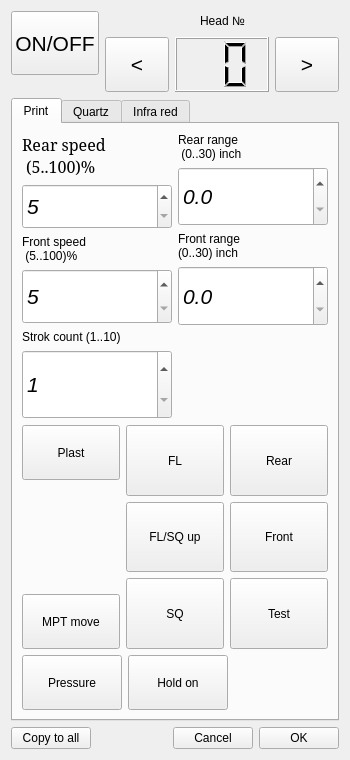
mishkoLitvin/L_Aries-progect, file headsettingdialog.ui: the form before one commit.
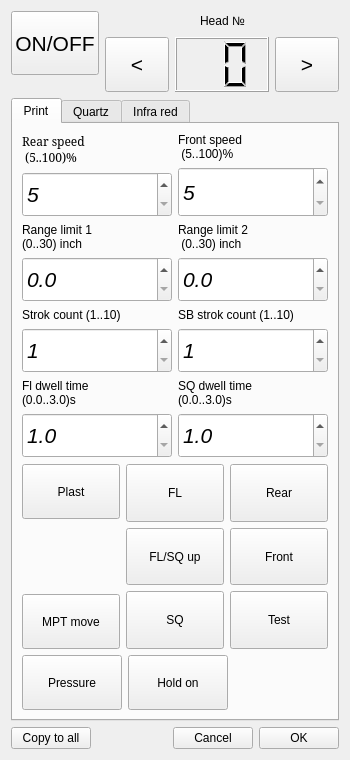
The form after the commit. Icons and pictures are not drawn.

```diff
--- a/headsettingdialog.ui
+++ b/headsettingdialog.ui
@@ -11,7 +11,7 @@
    </rect>
   </property>
   <property name="sizePolicy">
-   <sizepolicy hsizetype="Preferred" vsizetype="Preferred">
+   <sizepolicy hsizetype="Preferred" vsizetype="Expanding">
     <horstretch>0</horstretch>
     <verstretch>0</verstretch>
    </sizepolicy>
@@ -24,8 +24,8 @@
   </property>
   <property name="maximumSize">
    <size>
-    <width>350</width>
-    <height>760</height>
+    <width>400</width>
+    <height>842</height>
    </size>
   </property>
   <property name="windowTitle">
@@ -205,11 +205,11 @@
       <attribute name="title">
        <string>Print</string>
       </attribute>
-      <layout class="QVBoxLayout" name="verticalLayout_25">
+      <layout class="QVBoxLayout" name="verticalLayout_27">
        <item>
-        <layout class="QHBoxLayout" name="horizontalLayout">
+        <layout class="QVBoxLayout" name="verticalLayout_26">
          <item>
-          <layout class="QVBoxLayout" name="verticalLayout_7">
+          <layout class="QHBoxLayout" name="horizontalLayout">
            <item>
             <layout class="QVBoxLayout" name="verticalLayout_2" stretch="1,10">
              <item>
@@ -217,7 +217,7 @@
                <property name="font">
                 <font>
                  <family>Serif</family>
-                 <pointsize>12</pointsize>
+                 <pointsize>9</pointsize>
                 </font>
                </property>
                <property name="text">
@@ -260,9 +260,15 @@
             </layout>
            </item>
            <item>
-            <layout class="QVBoxLayout" name="verticalLayout_3" stretch="1,10">
+            <layout class="QVBoxLayout" name="verticalLayout_3">
              <item>
-              <widget class="QLabel" name="label_2">
+              <widget class="QLabel" name="labelSP2">
+               <property name="sizePolicy">
+                <sizepolicy hsizetype="Preferred" vsizetype="Fixed">
+                 <horstretch>0</horstretch>
+                 <verstretch>0</verstretch>
+                </sizepolicy>
+               </property>
                <property name="text">
                 <string>Front speed
  (5..100)%</string>
@@ -302,98 +308,16 @@
              </item>
             </layout>
            </item>
-           <item>
-            <layout class="QVBoxLayout" name="verticalLayout_4" stretch="1,10">
-             <item>
-              <widget class="QLabel" name="label_3">
-               <property name="text">
-                <string>Strok count (1..10)</string>
-               </property>
-              </widget>
-             </item>
-             <item>
-              <widget class="QDoubleSpinBox" name="spinBoxStrokCount">
-               <property name="sizePolicy">
-                <sizepolicy hsizetype="Minimum" vsizetype="Minimum">
-                 <horstretch>0</horstretch>
-                 <verstretch>0</verstretch>
-                </sizepolicy>
-               </property>
-               <property name="minimumSize">
-                <size>
-                 <width>0</width>
-                 <height>45</height>
-                </size>
-               </property>
-               <property name="font">
-                <font>
-                 <pointsize>16</pointsize>
-                 <italic>true</italic>
-                </font>
-               </property>
-               <property name="decimals">
-                <number>0</number>
-               </property>
-               <property name="minimum">
-                <double>1.000000000000000</double>
-               </property>
-               <property name="maximum">
-                <double>10.000000000000000</double>
-               </property>
-              </widget>
-             </item>
-            </layout>
-           </item>
           </layout>
          </item>
          <item>
-          <layout class="QVBoxLayout" name="verticalLayout_8">
-           <item>
-            <layout class="QVBoxLayout" name="verticalLayout_5" stretch="1,10">
-             <item>
-              <widget class="QLabel" name="label_5">
-               <property name="text">
-                <string>Rear range
- (0..30) inch</string>
-               </property>
-              </widget>
-             </item>
-             <item>
-              <widget class="QDoubleSpinBox" name="dSpinBoxRearRange">
-               <property name="sizePolicy">
-                <sizepolicy hsizetype="Minimum" vsizetype="Minimum">
-                 <horstretch>0</horstretch>
-                 <verstretch>0</verstretch>
-                </sizepolicy>
-               </property>
-               <property name="minimumSize">
-                <size>
-                 <width>0</width>
-                 <height>45</height>
-                </size>
-               </property>
-               <property name="font">
-                <font>
-                 <pointsize>16</pointsize>
-                 <italic>true</italic>
-                </font>
-               </property>
-               <property name="decimals">
-                <number>1</number>
-               </property>
-               <property name="maximum">
-                <double>30.000000000000000</double>
-               </property>
-              </widget>
-             </item>
-            </layout>
-           </item>
+          <layout class="QHBoxLayout" name="horizontalLayout_10">
            <item>
             <layout class="QVBoxLayout" name="verticalLayout_6" stretch="1,10">
              <item>
               <widget class="QLabel" name="label_6">
                <property name="text">
-                <string>Front range 
+                <string>Range limit 1 
 (0..30) inch</string>
                </property>
               </widget>
@@ -429,17 +353,246 @@
             </layout>
            </item>
            <item>
-            <spacer name="verticalSpacer">
-             <property name="orientation">
-              <enum>Qt::Vertical</enum>
-             </property>
-             <property name="sizeHint" stdset="0">
-              <size>
-               <width>20</width>
-               <height>40</height>
-              </size>
-             </property>
-            </spacer>
+            <layout class="QVBoxLayout" name="verticalLayout_5" stretch="1,10">
+             <item>
+              <widget class="QLabel" name="labelRL2">
+               <property name="sizePolicy">
+                <sizepolicy hsizetype="Preferred" vsizetype="Fixed">
+                 <horstretch>0</horstretch>
+                 <verstretch>0</verstretch>
+                </sizepolicy>
+               </property>
+               <property name="text">
+                <string>Range limit 2
+ (0..30) inch</string>
+               </property>
+              </widget>
+             </item>
+             <item>
+              <widget class="QDoubleSpinBox" name="dSpinBoxRearRange">
+               <property name="sizePolicy">
+                <sizepolicy hsizetype="Minimum" vsizetype="Minimum">
+                 <horstretch>0</horstretch>
+                 <verstretch>0</verstretch>
+                </sizepolicy>
+               </property>
+               <property name="minimumSize">
+                <size>
+                 <width>0</width>
+                 <height>45</height>
+                </size>
+               </property>
+               <property name="font">
+                <font>
+                 <pointsize>16</pointsize>
+                 <italic>true</italic>
+                </font>
+               </property>
+               <property name="decimals">
+                <number>1</number>
+               </property>
+               <property name="maximum">
+                <double>30.000000000000000</double>
+               </property>
+              </widget>
+             </item>
+            </layout>
+           </item>
+          </layout>
+         </item>
+         <item>
+          <layout class="QHBoxLayout" name="horizontalLayout_11">
+           <item>
+            <layout class="QVBoxLayout" name="verticalLayout_4" stretch="1,10">
+             <item>
+              <widget class="QLabel" name="labelSC1">
+               <property name="text">
+                <string>Strok count (1..10)</string>
+               </property>
+              </widget>
+             </item>
+             <item>
+              <widget class="QDoubleSpinBox" name="spinBoxStrokCount">
+               <property name="sizePolicy">
+                <sizepolicy hsizetype="Minimum" vsizetype="Minimum">
+                 <horstretch>0</horstretch>
+                 <verstretch>0</verstretch>
+                </sizepolicy>
+               </property>
+               <property name="minimumSize">
+                <size>
+                 <width>0</width>
+                 <height>45</height>
+                </size>
+               </property>
+               <property name="font">
+                <font>
+                 <pointsize>16</pointsize>
+                 <italic>true</italic>
+                </font>
+               </property>
+               <property name="decimals">
+                <number>0</number>
+               </property>
+               <property name="minimum">
+                <double>1.000000000000000</double>
+               </property>
+               <property name="maximum">
+                <double>10.000000000000000</double>
+               </property>
+              </widget>
+             </item>
+            </layout>
+           </item>
+           <item>
+            <layout class="QVBoxLayout" name="verticalLayout_7" stretch="1,10">
+             <item>
+              <widget class="QLabel" name="labelSC2">
+               <property name="sizePolicy">
+                <sizepolicy hsizetype="Preferred" vsizetype="Fixed">
+                 <horstretch>0</horstretch>
+                 <verstretch>0</verstretch>
+                </sizepolicy>
+               </property>
+               <property name="text">
+                <string>SB strok count (1..10)</string>
+               </property>
+              </widget>
+             </item>
+             <item>
+              <widget class="QDoubleSpinBox" name="spinBoxSBStrokCount">
+               <property name="sizePolicy">
+                <sizepolicy hsizetype="Minimum" vsizetype="Minimum">
+                 <horstretch>0</horstretch>
+                 <verstretch>0</verstretch>
+                </sizepolicy>
+               </property>
+               <property name="minimumSize">
+                <size>
+                 <width>0</width>
+                 <height>45</height>
+                </size>
+               </property>
+               <property name="font">
+                <font>
+                 <pointsize>16</pointsize>
+                 <italic>true</italic>
+                </font>
+               </property>
+               <property name="decimals">
+                <number>0</number>
+               </property>
+               <property name="minimum">
+                <double>1.000000000000000</double>
+               </property>
+               <property name="maximum">
+                <double>10.000000000000000</double>
+               </property>
+              </widget>
+             </item>
+            </layout>
+           </item>
+          </layout>
+         </item>
+         <item>
+          <layout class="QHBoxLayout" name="horizontalLayout_12">
+           <item>
+            <layout class="QVBoxLayout" name="verticalLayout_8" stretch="1,10">
+             <item>
+              <widget class="QLabel" name="labelDwT1">
+               <property name="text">
+                <string>Fl dwell time
+(0.0..3.0)s</string>
+               </property>
+              </widget>
+             </item>
+             <item>
+              <widget class="QDoubleSpinBox" name="dSpinBoxFlDwellTime">
+               <property name="sizePolicy">
+                <sizepolicy hsizetype="Minimum" vsizetype="Minimum">
+                 <horstretch>0</horstretch>
+                 <verstretch>0</verstretch>
+                </sizepolicy>
+               </property>
+               <property name="minimumSize">
+                <size>
+                 <width>0</width>
+                 <height>45</height>
+                </size>
+               </property>
+               <property name="font">
+                <font>
+                 <pointsize>16</pointsize>
+                 <italic>true</italic>
+                </font>
+               </property>
+               <property name="decimals">
+                <number>1</number>
+               </property>
+               <property name="minimum">
+                <double>1.000000000000000</double>
+               </property>
+               <property name="maximum">
+                <double>3.000000000000000</double>
+               </property>
+               <property name="singleStep">
+                <double>0.100000000000000</double>
+               </property>
+              </widget>
+             </item>
+            </layout>
+           </item>
+           <item>
+            <layout class="QVBoxLayout" name="verticalLayout_25" stretch="1,10">
+             <item>
+              <widget class="QLabel" name="labelDwT2">
+               <property name="sizePolicy">
+                <sizepolicy hsizetype="Preferred" vsizetype="Fixed">
+                 <horstretch>0</horstretch>
+                 <verstretch>0</verstretch>
+                </sizepolicy>
+               </property>
+               <property name="text">
+                <string>SQ dwell time
+(0.0..3.0)s</string>
+               </property>
+              </widget>
+             </item>
+             <item>
+              <widget class="QDoubleSpinBox" name="dSpinBoxSqDwellTime">
+               <property name="sizePolicy">
+                <sizepolicy hsizetype="Minimum" vsizetype="Minimum">
+                 <horstretch>0</horstretch>
+                 <verstretch>0</verstretch>
+                </sizepolicy>
+               </property>
+               <property name="minimumSize">
+                <size>
+                 <width>0</width>
+                 <height>45</height>
+                </size>
+               </property>
+               <property name="font">
+                <font>
+                 <pointsize>16</pointsize>
+                 <italic>true</italic>
+                </font>
+               </property>
+               <property name="decimals">
+                <number>1</number>
+               </property>
+               <property name="minimum">
+                <double>1.000000000000000</double>
+               </property>
+               <property name="maximum">
+                <double>3.000000000000000</double>
+               </property>
+               <property name="singleStep">
+                <double>0.100000000000000</double>
+               </property>
+              </widget>
+             </item>
+            </layout>
            </item>
           </layout>
          </item>
```
Left out of the diff: 38 changed lines with no effect on the pictures.
